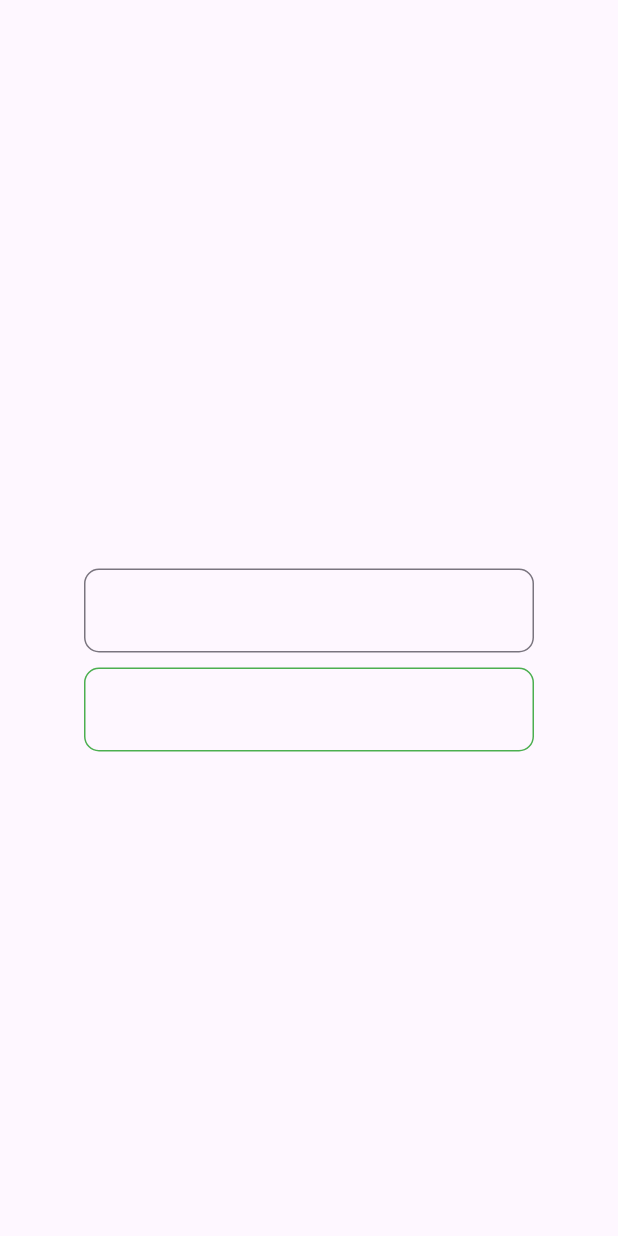
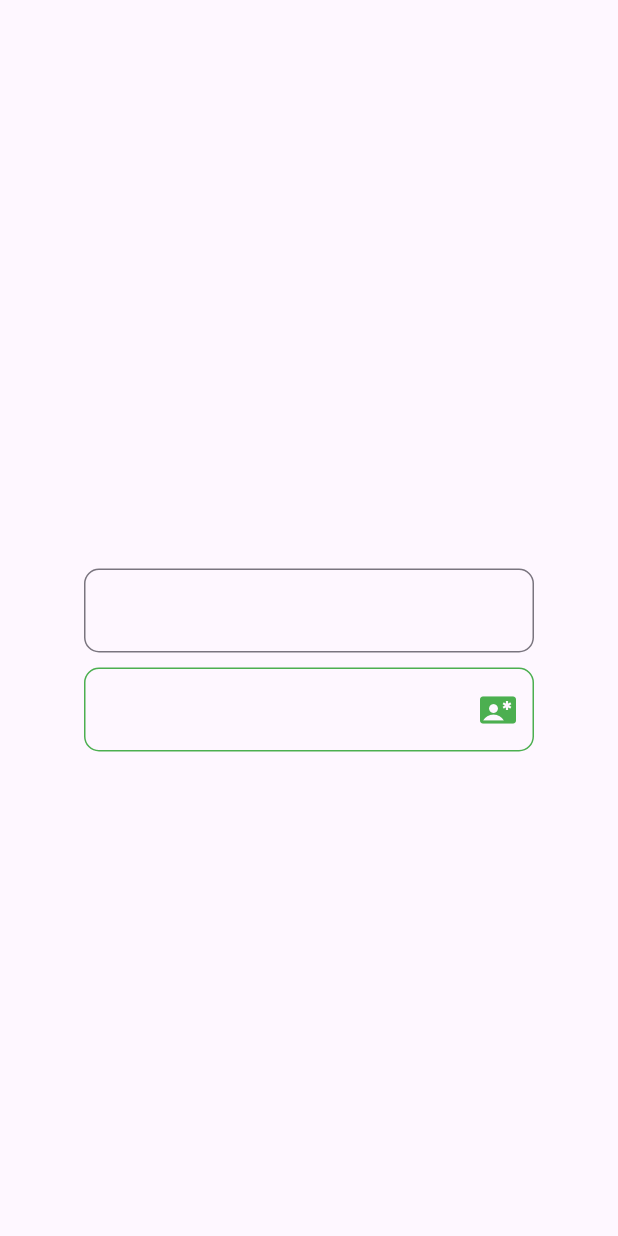
Before and after one commit to sup0808/Flutter_firstapp, a Flutter app: the screen it shows after launch, on a phone screen of 412 x 824 dp. Run offline on Flutter 3.47's test engine with Material 3 defaults, Android fonts, the light colour scheme and no system bars.

Commit message:
sufficIcon and suffixText in TexField

```diff
--- a/lib/main.dart
+++ b/lib/main.dart
@@ -95,7 +95,10 @@ class _MyCustomFontFont extends State<MyHomePage>{
                             color: Colors.red
                         )
 
-                    )
+                    ),
+                    suffixText: "Username exits",
+                    suffixIcon: Icon(Icons.contact_emergency, color: Colors.green,)
+                //  suffixIcon: IconButton(icon: Icons.e_mobiledata,onPressed: (){},)
                 ),
               ),
             ],
```
